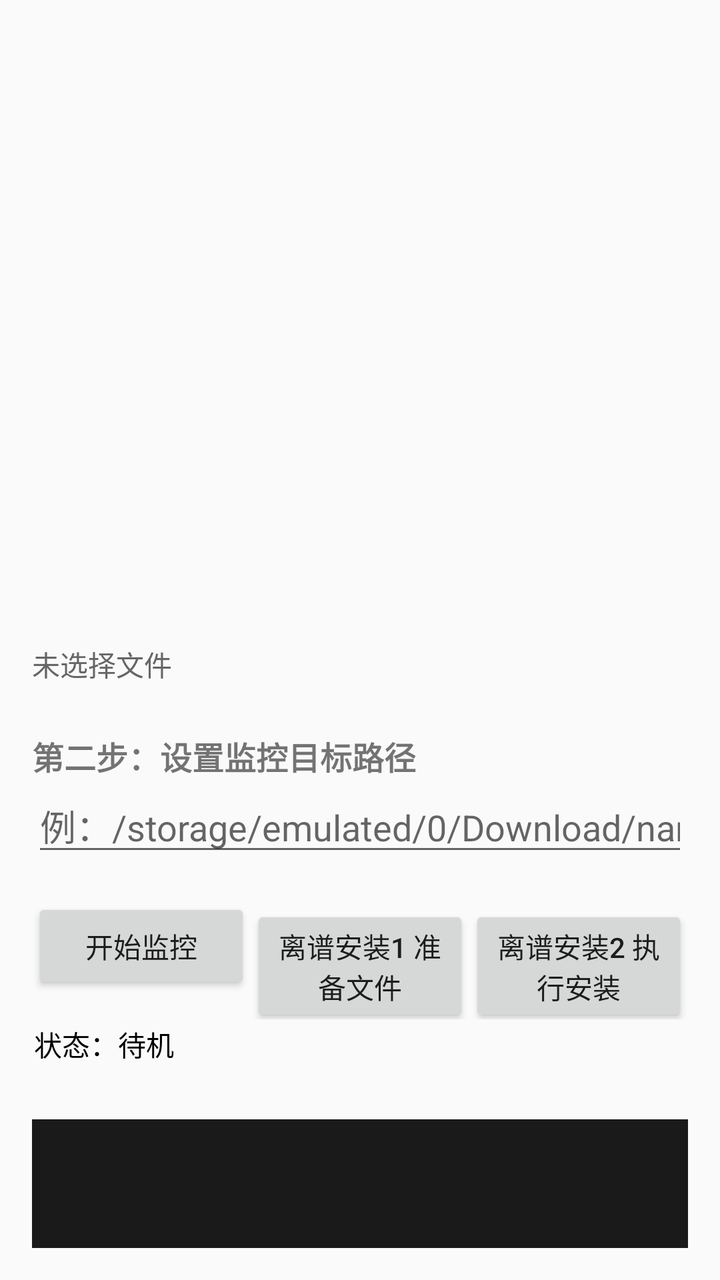
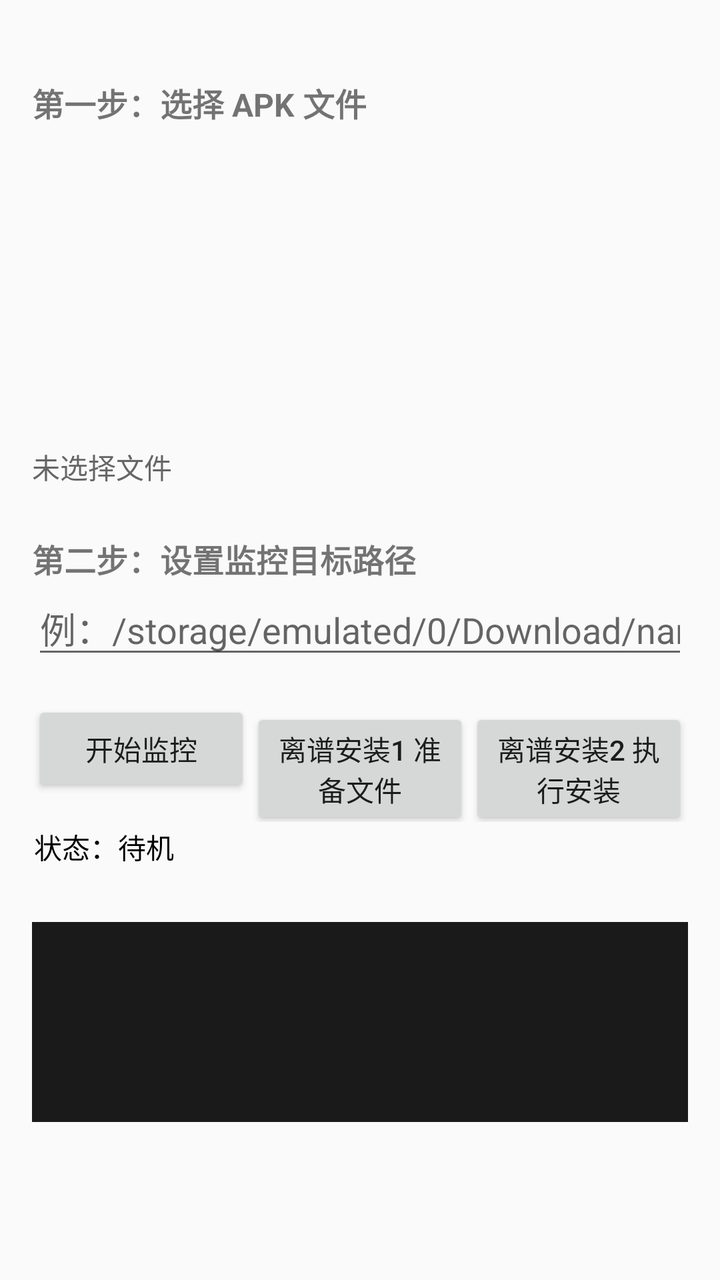

Two renders of the same Android screen: before a commit and after it. Below are the layout's source before the change and the commit's diff.
<!-- AndroidManifest.xml: application theme Theme.AppCompat.Light.DarkActionBar -->
<!-- res/layout/activity_main.xml -->
<?xml version="1.0" encoding="utf-8"?>
<LinearLayout xmlns:android="http://schemas.android.com/apk/res/android"
    android:layout_width="match_parent"
    android:layout_height="match_parent"
    android:orientation="vertical"
    android:padding="16dp">

    <LinearLayout
    android:layout_width="match_parent"
    android:layout_height="wrap_content"
    android:orientation="horizontal"
    android:layout_marginTop="16dp">

        <TextView
            android:layout_width="0dp"
            android:layout_height="wrap_content"
            android:text="第一步：选择 APK 文件"
            android:textSize="16sp"
            android:textStyle="bold" />
    
        <Button
            android:id="@+id/btn_select_apk"
            android:layout_width="0dp"
            android:layout_height="wrap_content"
            android:text="选择 APK 文件" />
    </LinearLayout>

    <TextView
        android:id="@+id/tv_selected_apk"
        android:layout_width="match_parent"
        android:layout_height="wrap_content"
        android:paddingVertical="8dp"
        android:text="未选择文件"
        android:textColor="#666" />

    <TextView
        android:layout_width="wrap_content"
        android:layout_height="wrap_content"
        android:layout_marginTop="16dp"
        android:text="第二步：设置监控目标路径"
        android:textSize="16sp"
        android:textStyle="bold" />

    <EditText
        android:id="@+id/et_target_path"
        android:layout_width="match_parent"
        android:layout_height="wrap_content"
        android:hint="例：/storage/emulated/0/Download/name1.apk"
        android:inputType="textUri" />
    
    <LinearLayout
        android:layout_width="match_parent"
        android:layout_height="wrap_content"
        android:orientation="horizontal"
        android:layout_marginTop="16dp">
    
        <Button
            android:id="@+id/btn_toggle_monitor"
            android:layout_width="0dp"
            android:layout_height="wrap_content"
            android:layout_weight="1"
            android:text="开始监控" />
    
        <Button
            android:id="@+id/btn_prepare_files"
            android:layout_width="0dp"
            android:layout_height="wrap_content"
            android:layout_weight="1"
            android:text="离谱安装1 准备文件" />
    
        <Button
            android:id="@+id/btn_execute_install"
            android:layout_width="0dp"
            android:layout_height="wrap_content"
            android:layout_weight="1"
            android:text="离谱安装2 执行安装" />
    
    </LinearLayout>

    
    
    <ScrollView
    android:layout_width="match_parent"
    android:layout_height="50dp"
    android:padding="1dp">
        <TextView
            android:id="@+id/tv_status"
            android:layout_width="match_parent"
            android:layout_height="wrap_content"
            android:layout_marginTop="1dp"
            android:text="状态：待机"
            android:textColor="#000"
            android:textIsSelectable="true"
            android:textSize="14sp" />
    </ScrollView>
    
    <ScrollView
    android:layout_width="match_parent"
    android:layout_height="100dp"
    android:background="#1A1A1A"
    android:padding="1dp">
        <TextView
            android:id="@+id/tv_log"
            android:layout_width="match_parent"
            android:layout_height="wrap_content"
            android:textColor="#00FF00"
            android:textSize="12sp"
            android:layout_marginTop="1dp"
            android:layout_marginBottom="1dp"
            android:typeface="monospace"
            android:textIsSelectable="true"
            android:text="" />

    </ScrollView>
</LinearLayout>
<!-- resources referenced by this layout -->
<resources>
  <style name="Theme.AppCompat.Light.DarkActionBar" />
</resources>

<!-- the commit's change to res/layout/activity_main.xml (unified diff, before → after) -->
@@ -12,7 +12,7 @@
     android:layout_marginTop="16dp">
 
         <TextView
-            android:layout_width="0dp"
+            android:layout_width="match_parent"
             android:layout_height="wrap_content"
             android:text="第一步：选择 APK 文件"
             android:textSize="16sp"
